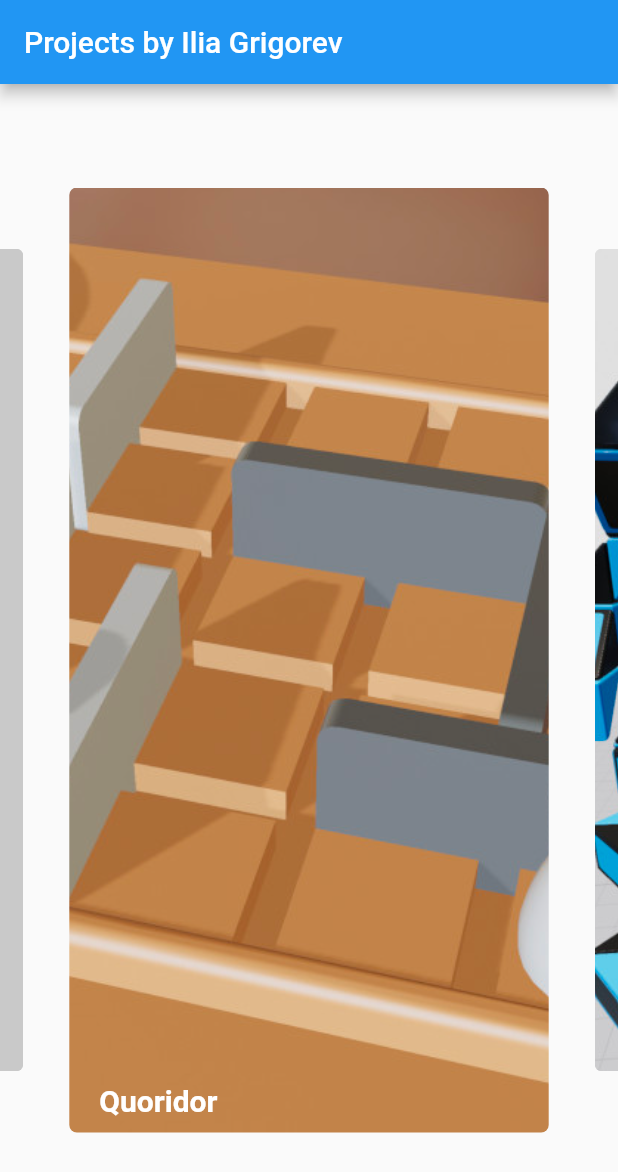
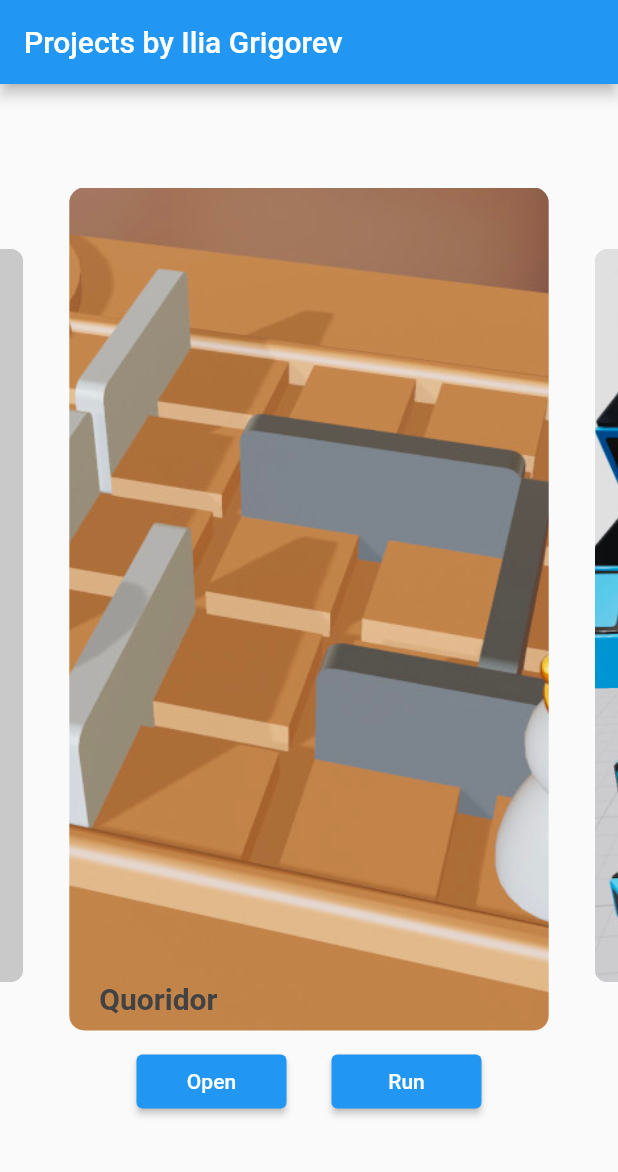
Before and after one commit to iliagrigorevdev/iliagrigorevdev.github.io, a Flutter app: the screen it shows after launch, on a phone screen of 412 x 824 dp. Shown: the top 1172 px of the screen. Run offline on Flutter 3.47's test engine with Material 2 defaults, Android fonts, the phone set to English and light mode, and no system bars; drawn by our look-alikes of carousel_slider; missing offline and left inert: dart:html.

Commit message:
Open repository and run on pages buttons

```diff
--- a/app/lib/main.dart
+++ b/app/lib/main.dart
@@ -8,29 +8,31 @@ void main() {
 }
 
 const String title = 'Projects by Ilia Grigorev';
-const String origin = 'https://github.com/iliagrigorevdev';
+const String repositoryOrigin = 'https://github.com/iliagrigorevdev';
+const String pageOrigin = 'https://iliagrigorevdev.github.io';
 const double screenshotWidth = 1280;
 const double screenshotHeight = 640;
 
 class Project {
   final int id;
   final String name;
-  final String repository;
+  final String title;
 
-  String get repositoryUrl => '$origin/$repository';
+  String get repositoryUrl => '$repositoryOrigin/$name';
+  String get pageUrl => '$pageOrigin/$name';
   String get screenshot => 'images/screenshot$id.jpg';
 
-  const Project(this.id, this.name, this.repository);
+  const Project(this.id, this.name, this.title);
 }
 
 const List<Project> projects = [
-  Project(1, 'Quoridor', 'quoridor-web'),
-  Project(2, 'Twisty Editor', 'twistyeditor'),
-  Project(3, 'Bowling', 'bowling'),
-  Project(4, 'Tangram', 'tangram'),
-  Project(5, 'AI Snake', 'ai-snake'),
-  Project(6, 'Voxel Challenge', 'voxelchallenge'),
-  Project(7, 'Townlets', 'townlets'),
+  Project(1, 'quoridor-web', 'Quoridor'),
+  Project(2, 'twistyeditor', 'Twisty Editor'),
+  Project(3, 'bowling', 'Bowling'),
+  Project(4, 'tangram', 'Tangram'),
+  Project(5, 'ai-snake', 'AI Snake'),
+  Project(6, 'voxelchallenge', 'Voxel Challenge'),
+  Project(7, 'townlets', 'Townlets'),
 ];
 
 class App extends StatelessWidget {
@@ -66,12 +68,13 @@ class HomePage extends StatelessWidget {
           items: projects.map((project) {
             return Builder(
               builder: (BuildContext context) {
-                return InkWell(
-                  onTap: () => html.window.open(project.repositoryUrl, project.name),
-                  child: Container(
+                return Container(
                   margin: EdgeInsets.all(5.0),
+                  child: Column(
+                    children: [
+                      Expanded(
                         child: ClipRRect(
-                      borderRadius: BorderRadius.all(Radius.circular(5.0)),
+                          borderRadius: BorderRadius.all(Radius.circular(10.0)),
                           child: Stack(
                             children: <Widget>[
                               Image(
@@ -87,9 +90,9 @@ class HomePage extends StatelessWidget {
                                 child: Container(
                                   padding: EdgeInsets.symmetric(vertical: 10.0, horizontal: 20.0),
                                   child: Text(
-                                project.name,
+                                    project.title,
                                     style: TextStyle(
-                                  color: Colors.white,
+                                      color: Colors.grey[800],
                                       fontSize: 20.0,
                                       fontWeight: FontWeight.bold
                                     )
@@ -98,7 +101,34 @@ class HomePage extends StatelessWidget {
                               )
                             ]
                           )
-                    )
+                        ),
+                      ),
+                      Container(
+                        margin: EdgeInsets.symmetric(vertical: 10.0),
+                        child: Row(
+                          mainAxisAlignment: MainAxisAlignment.center,
+                          children: [
+                            SizedBox(
+                              width: 100,
+                              child: ElevatedButton(
+                                onPressed: () => html.window.open(project.repositoryUrl, project.title),
+                                child: Text('Open'),
+                              ),
+                            ),
+                            SizedBox(
+                              width: 30,
+                            ),
+                            SizedBox(
+                              width: 100,
+                              child: ElevatedButton(
+                                onPressed: () => html.window.open(project.pageUrl, project.title),
+                                child: Text('Run'),
+                              ),
+                            ),
+                          ],
+                        ),
+                      ),
+                    ],
                   ),
                 );
               }
```
Lines whose indentation alone changed are shown as unchanged.
